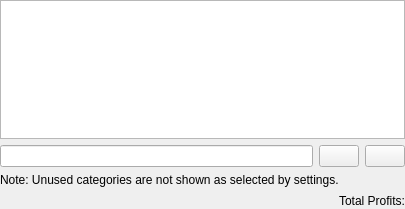
Above: kmymoney/views/kcategoriesviewdecl.ui from KDE/kmymoney before the change. Below: the same form after it.
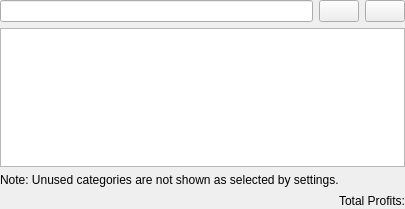
That is the form after the change. Custom widgets are drawn as their Qt base class.

Commit message:
Move filter line to top of category view
CCBUG:412415

The edit to the form file:
```diff
--- a/kmymoney/views/kcategoriesviewdecl.ui
+++ b/kmymoney/views/kcategoriesviewdecl.ui
@@ -14,9 +14,6 @@
    <property name="margin">
     <number>0</number>
    </property>
-   <item>
-    <widget class="KMyMoneyAccountTreeView" name="m_accountTree"/>
-   </item>
    <item>
     <layout class="QHBoxLayout">
      <item>
@@ -48,6 +45,9 @@
      </item>
     </layout>
    </item>
+   <item>
+    <widget class="KMyMoneyAccountTreeView" name="m_accountTree"/>
+   </item>
    <item>
     <widget class="QLabel" name="m_hiddenCategories">
      <property name="text">
```
